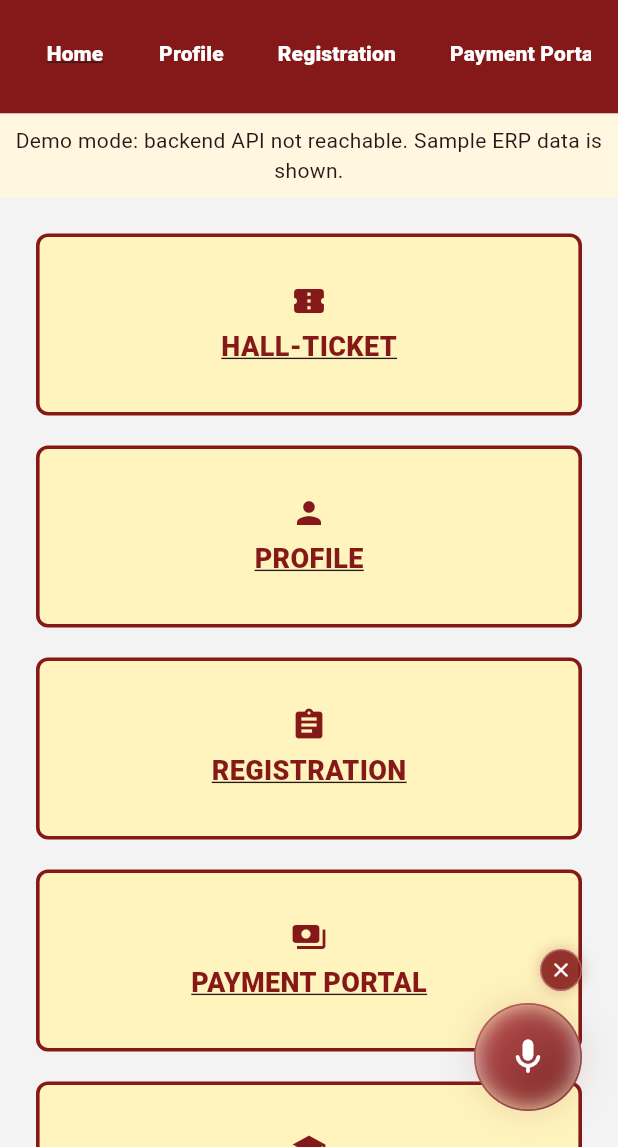
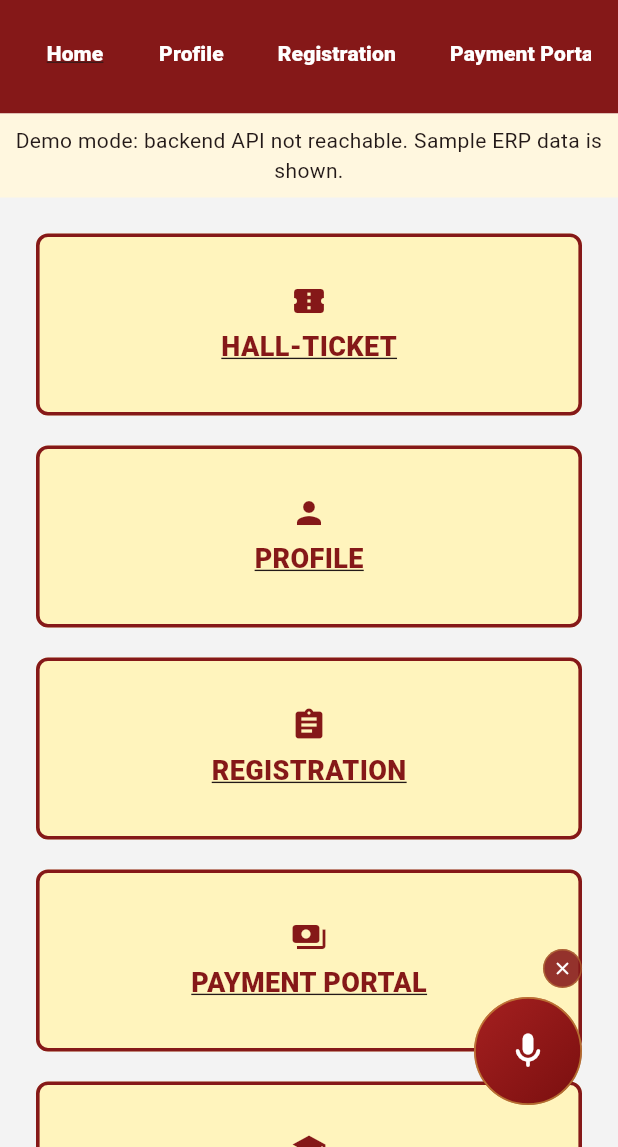
Before and after one commit to Shalinihr1402/gmu-voice-assistant, a Flutter app: the screen it shows after launch, after a tap on "Login", after a tap on the "mic" icon, on a phone screen of 412 x 824 dp, the part 89-1236 px from its top. Run offline on Flutter 3.47's test engine with Material 3 defaults, Android fonts, the phone set to English and light mode, and no system bars; our stand-ins replace fl_chart, permission_handler; missing offline and left inert: vapi; network calls fail.

Commit message:
Redesign voice orb: fixed 72x72 circle, gold border, per-state animations
- Fixed circular shape in all states — no more pill/rectangle morphing
- Matte red gradient, thin gold border (no glassmorphism, no bright glow)
- Idle: static circle, gold border, mic icon, tap to start
- Connecting: same circle, rotating gold sweep ring, gold pulsing dots inside, 'Connecting...' label
- Listening: pulsing gold border (width+opacity animate), mic icon, 'Listening...' label
- Speaking: gentle shake/vibrate animation, gold waveform centred, soft gold border, 'Speaking...' label
- Status label below orb for all active states
- Switched to TickerProviderStateMixin for 3 controllers (_pulse, _shake, _spin)

Co-Authored-By: Claude Sonnet 4.6 <noreply@anthropic.com>

```diff
--- a/flutter_app/lib/main.dart
+++ b/flutter_app/lib/main.dart
@@ -1064,10 +1064,12 @@ class VapiVoiceBox extends StatefulWidget {
   State<VapiVoiceBox> createState() => _VapiVoiceBoxState();
 }
 
-class _VapiVoiceBoxState extends State<VapiVoiceBox> with SingleTickerProviderStateMixin {
+class _VapiVoiceBoxState extends State<VapiVoiceBox> with TickerProviderStateMixin {
   final _textCtrl = TextEditingController();
   late final AnimationController _pulse;
   late final Animation<double> _pulseAnim;
+  late final AnimationController _shake;
+  late final AnimationController _spin;
   bool _connecting = false;
   bool _callActive = false;
   bool _speaking = false;
@@ -1106,8 +1108,10 @@ class _VapiVoiceBoxState extends State<VapiVoiceBox> with SingleTickerProviderSt
   @override
   void initState() {
     super.initState();
-    _pulse = AnimationController(vsync: this, duration: const Duration(milliseconds: 1400))..repeat(reverse: true);
-    _pulseAnim = Tween<double>(begin: 1.0, end: 1.06).animate(CurvedAnimation(parent: _pulse, curve: Curves.easeInOut));
+    _pulse = AnimationController(vsync: this, duration: const Duration(milliseconds: 1600))..repeat(reverse: true);
+    _pulseAnim = Tween<double>(begin: 1.0, end: 1.0).animate(_pulse); // unused scale — kept for compat
+    _shake = AnimationController(vsync: this, duration: const Duration(milliseconds: 120))..repeat(reverse: true);
+    _spin  = AnimationController(vsync: this, duration: const Duration(seconds: 3))..repeat();
     _localLang = widget.lang;
     _localUser = widget.user;
     _localReply = widget.reply;
@@ -1129,6 +1133,8 @@ class _VapiVoiceBoxState extends State<VapiVoiceBox> with SingleTickerProviderSt
   @override
   void dispose() {
     _pulse.dispose();
+    _shake.dispose();
+    _spin.dispose();
     _textCtrl.dispose();
     _vapiCall?.stop();
     _vapiCall?.dispose();
@@ -1461,123 +1467,148 @@ class _VapiVoiceBoxState extends State<VapiVoiceBox> with SingleTickerProviderSt
     final isSpeaking   = _speaking;
     final isListening  = _callActive && !_speaking;
     final isConnecting = _connecting;
-    final screenH = MediaQuery.sizeOf(context).height;
-
-    // ── Dimensions per state ─────────────────────────────────────────
-    const double idleW = 72, idleH = 72;
-    const double listenW = 88, listenH = 88;
-    const double speakW = 180, speakH = 72;
-
-    final double orbW = isSpeaking ? speakW : (isListening ? listenW : idleW);
-    final double orbH = isSpeaking ? speakH : (isListening ? listenH : idleH);
-    final double radius = isSpeaking ? 36 : orbW / 2;
-
-    // ── Colors ──────────────────────────────────────────────────────
-    final glowColor = isListening ? const Color(0xFF5B8FD4) : Clr.maroon;
-    final List<Color> gradColors = isListening
-        ? [const Color(0xFF6FA3E0), const Color(0xFF851818)]
-        : [const Color(0xFFB23A3A), const Color(0xFF6B0F0F)];
-
-    // ── Card width for visual data ───────────────────────────────────
-    final cardW = math.max(280.0, orbW);
-
-    // ── Orb core with glassmorphism ──────────────────────────────────
-    Widget orbCore = AnimatedContainer(
-      duration: const Duration(milliseconds: 280),
-      curve: Curves.easeInOutCubic,
-      width: orbW,
-      height: orbH,
-      decoration: BoxDecoration(
-        borderRadius: BorderRadius.circular(radius),
-        gradient: LinearGradient(
-          begin: Alignment.topLeft,
-          end: Alignment.bottomRight,
-          colors: gradColors,
-        ),
-        border: Border.all(color: Colors.white.withValues(alpha: 0.20), width: 1),
-        boxShadow: [
-          BoxShadow(
-            color: glowColor.withValues(alpha: 0.15),
-            blurRadius: 20,
-            spreadRadius: isSpeaking || isListening ? 2 : 0,
-          ),
+    final isThinking   = _callActive && !_speaking && !isListening; // future-proof
+    final screenH      = MediaQuery.sizeOf(context).height;
+
+    // ── Fixed circle — never changes size or shape ───────────────
+    const double orbSize = 72.0;
+    const Color  gold    = Color(0xFFD4A843);
+    const Color  goldDim = Color(0xFFAA8830);
+
+    // ── Matte red gradient — same every state ────────────────────
+    const List<Color> mattRed = [Color(0xFFA52020), Color(0xFF7A0F0F)];
+
+    // ── Status label ─────────────────────────────────────────────
+    final String statusLabel = isConnecting
+        ? 'Connecting...'
+        : isSpeaking
+            ? 'Speaking...'
+            : isListening
+                ? 'Listening...'
+                : '';
+
+    // ── Inner circle content ──────────────────────────────────────
+    Widget innerContent;
+    if (isConnecting) {
+      // Three gold pulsing dots
+      innerContent = Row(
+        mainAxisAlignment: MainAxisAlignment.center,
+        mainAxisSize: MainAxisSize.min,
+        children: const [
+          _PulsingDot(color: gold, delay: 0),
+          SizedBox(width: 5),
+          _PulsingDot(color: gold, delay: 180),
+          SizedBox(width: 5),
+          _PulsingDot(color: gold, delay: 360),
         ],
-      ),
-      child: ClipRRect(
-        borderRadius: BorderRadius.circular(radius),
-        child: BackdropFilter(
-          filter: ImageFilter.blur(sigmaX: 8, sigmaY: 8),
-          child: Container(
-            color: Colors.white.withValues(alpha: 0.10),
-            child: ClipRect(
-            child: Stack(
-              alignment: Alignment.center,
-              children: [
-                // ── State content ──────────────────────────────────
-                if (isConnecting)
-                  Row(
-                    mainAxisAlignment: MainAxisAlignment.center,
-                    children: const [
-                      _PulsingDot(color: Colors.white, delay: 0),
-                      SizedBox(width: 6),
-                      _PulsingDot(color: Colors.white, delay: 200),
-                      SizedBox(width: 6),
-                      _PulsingDot(color: Colors.white, delay: 400),
-                    ],
-                  )
-                else if (isSpeaking)
-                  // Clip during AnimatedContainer width transition to prevent overflow
-                  ClipRect(
-                    child: Row(
-                      mainAxisSize: MainAxisSize.min,
-                      mainAxisAlignment: MainAxisAlignment.center,
-                      children: [
-                        SizedBox(
-                          width: 60,
-                          child: _SoundWave(active: true, barColor: Colors.white),
-                        ),
-                        const SizedBox(width: 6),
-                        Column(
-                          mainAxisSize: MainAxisSize.min,
-                          crossAxisAlignment: CrossAxisAlignment.start,
-                          children: const [
-                            Text('Speaking...', style: TextStyle(color: Colors.white, fontSize: 10, fontWeight: FontWeight.w700)),
-                            Text('GMU Voice', style: TextStyle(color: Colors.white60, fontSize: 8)),
-                          ],
-                        ),
-                      ],
-                    ),
-                  )
-                else if (isListening)
-                  // 88×88: glowing mic with pulse rings
-                  _GlowMicButton(
-                    size: 46,
-                    state: _MicState.listening,
-                    onTap: _stopVapi,
-                  )
-                else
-                  // Idle 72×72: tap-to-start
-                  GestureDetector(
-                    onTap: _startVapi,
-                    child: const Icon(Icons.mic_rounded, color: Colors.white, size: 28),
+      );
+    } else if (isSpeaking) {
+      // Logo gently shakes; compact waveform centred
+      innerContent = AnimatedBuilder(
+        animation: _shake,
+        builder: (_, child) => Transform.translate(
+          offset: Offset((_shake.value - 0.5) * 2.4, 0),
+          child: child,
+        ),
+        child: SizedBox(
+          width: 48,
+          height: 28,
+          child: _SoundWave(active: true, barColor: gold),
+        ),
+      );
+    } else if (isListening) {
+      // Mic icon — tap to stop
+      innerContent = GestureDetector(
+        onTap: _stopVapi,
+        child: const Icon(Icons.mic_rounded, color: Colors.white, size: 28),
+      );
+    } else {
+      // Idle — tap to start
+      innerContent = GestureDetector(
+        onTap: _startVapi,
+        child: const Icon(Icons.mic_rounded, color: Colors.white, size: 28),
+      );
+    }
+
+    // ── Border: gold pulse for listening, rotating ring for connecting ──
+    Widget orbDecorated = Stack(
+      alignment: Alignment.center,
+      children: [
+        // Rotating gold arc (connecting only)
+        if (isConnecting)
+          RotationTransition(
+            turns: _spin,
+            child: Container(
+              width: orbSize + 6,
+              height: orbSize + 6,
+              decoration: BoxDecoration(
+                shape: BoxShape.circle,
+                gradient: SweepGradient(
+                  colors: [
+                    gold.withValues(alpha: 0.0),
+                    gold.withValues(alpha: 0.9),
+                    gold.withValues(alpha: 0.0),
+                  ],
+                  stops: const [0.0, 0.5, 1.0],
+                ),
+              ),
+            ),
+          ),
+        // Pulsing gold border (listening only)
+        if (isListening)
+          AnimatedBuilder(
+            animation: _pulse,
+            builder: (_, __) {
+              final t = _pulse.value; // 0→1→0
+              return Container(
+                width: orbSize + 4,
+                height: orbSize + 4,
+                decoration: BoxDecoration(
+                  shape: BoxShape.circle,
+                  border: Border.all(
+                    color: gold.withValues(alpha: 0.3 + t * 0.5),
+                    width: 1.5 + t * 1.0,
                   ),
-              ],
+                ),
+              );
+            },
+          ),
+        // Soft pulsing border (speaking only)
+        if (isSpeaking)
+          AnimatedBuilder(
+            animation: _shake,
+            builder: (_, __) => Container(
+              width: orbSize + 4,
+              height: orbSize + 4,
+              decoration: BoxDecoration(
+                shape: BoxShape.circle,
+                border: Border.all(color: gold.withValues(alpha: 0.55), width: 1.5),
+              ),
             ),
-            ), // ClipRect
-          ),
-        ),
-      ),
+          ),
+        // Core orb — always 72×72 matte circle
+        Container(
+          width: orbSize,
+          height: orbSize,
+          decoration: BoxDecoration(
+            shape: BoxShape.circle,
+            gradient: const LinearGradient(
+              begin: Alignment.topLeft,
+              end: Alignment.bottomRight,
+              colors: mattRed,
+            ),
+            border: Border.all(
+              color: isListening || isSpeaking ? goldDim : gold.withValues(alpha: 0.6),
+              width: 1.2,
+            ),
+          ),
+          child: ClipOval(child: Center(child: innerContent)),
+        ),
+      ],
     );
 
-    // ── Pulse scale for listening state ─────────────────────────────
-    orbCore = AnimatedBuilder(
-      animation: _pulseAnim,
-      builder: (_, child) => Transform.scale(
-        scale: isListening ? _pulseAnim.value : 1.0,
-        child: child,
-      ),
-      child: orbCore,
-    );
+    // ── Card width for visual data ───────────────────────────────
+    const double cardW = 280.0;
 
     return Material(
       color: Colors.transparent,
@@ -1595,45 +1626,51 @@ class _VapiVoiceBoxState extends State<VapiVoiceBox> with SingleTickerProviderSt
                 color: Colors.white.withValues(alpha: 0.95),
                 borderRadius: BorderRadius.circular(14),
                 border: Border.all(color: Clr.maroon.withValues(alpha: 0.12)),
-                boxShadow: [BoxShadow(color: Colors.black.withValues(alpha: 0.12), blurRadius: 16, offset: const Offset(0, 4))],
+                boxShadow: [BoxShadow(color: Colors.black.withValues(alpha: 0.10), blurRadius: 12, offset: const Offset(0, 3))],
               ),
               child: ClipRRect(
                 borderRadius: BorderRadius.circular(14),
-                child: BackdropFilter(
-                  filter: ImageFilter.blur(sigmaX: 6, sigmaY: 6),
-                  child: SingleChildScrollView(
-                    padding: const EdgeInsets.fromLTRB(12, 10, 12, 10),
-                    child: VisualRenderer(visual: _visual!),
-                  ),
+                child: SingleChildScrollView(
+                  padding: const EdgeInsets.fromLTRB(12, 10, 12, 10),
+                  child: VisualRenderer(visual: _visual!),
                 ),
               ),
             ),
 
-          // ── Close button: 28×28, above-right of orb, 12px gap ───
-          Row(
-            mainAxisSize: MainAxisSize.min,
-            children: [
-              GestureDetector(
-                onTap: _close,
-                child: Container(
-                  width: 28,
-                  height: 28,
-                  decoration: BoxDecoration(
-                    color: Clr.maroon.withValues(alpha: 0.85),
-                    shape: BoxShape.circle,
-                    border: Border.all(color: Colors.white.withValues(alpha: 0.30), width: 1),
-                    boxShadow: [BoxShadow(color: Clr.maroon.withValues(alpha: 0.30), blurRadius: 8)],
-                  ),
-                  child: const Icon(Icons.close_rounded, color: Colors.white, size: 16),
+          // ── Close button ─────────────────────────────────────────
+          GestureDetector(
+            onTap: _close,
+            child: Container(
+              width: 26,
+              height: 26,
+              decoration: BoxDecoration(
+                color: Clr.maroon.withValues(alpha: 0.88),
+                shape: BoxShape.circle,
+                border: Border.all(color: gold.withValues(alpha: 0.40), width: 1),
+              ),
+              child: const Icon(Icons.close_rounded, color: Colors.white, size: 14),
+            ),
+          ),
+
+          const SizedBox(height: 6),
+
+          // ── Orb ─────────────────────────────────────────────────
+          orbDecorated,
+
+          // ── Status label below orb ───────────────────────────────
+          if (statusLabel.isNotEmpty)
+            Padding(
+              padding: const EdgeInsets.only(top: 5),
+              child: Text(
+                statusLabel,
+                style: TextStyle(
+                  color: Colors.white.withValues(alpha: 0.80),
+                  fontSize: 10,
+                  fontWeight: FontWeight.w500,
+                  letterSpacing: 0.3,
                 ),
               ),
-            ],
-          ),
-
-          const SizedBox(height: 8),
-
-          // ── Orb ─────────────────────────────────────────────────
-          orbCore,
+            ),
         ],
       ),
     );
```
